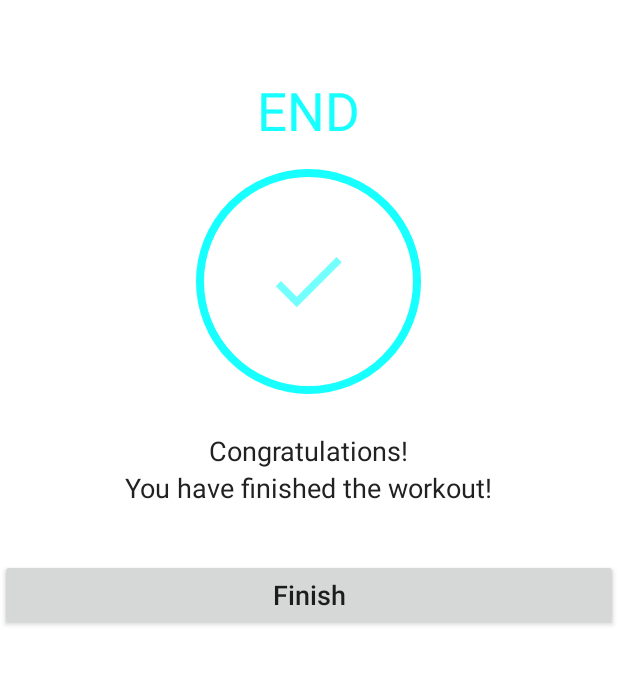
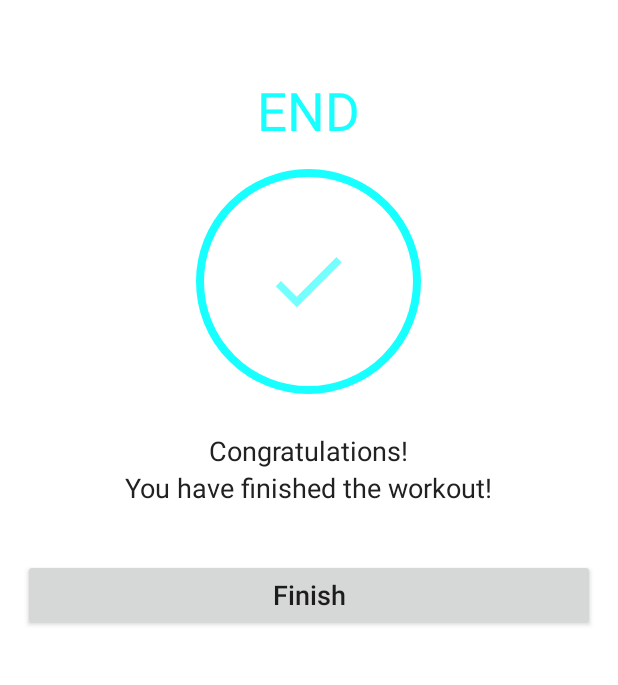
Before and after one commit to Lavdeep-Singh/7MinutesWorkout, an Android app: the FinishActivity screen opened directly, with no data from a screen before it, on a phone screen of 412 x 824 dp, the part 62-747 px from its top. Run offline under Robolectric (Android 15) with nearby library versions, the phone set to English and light mode, and no system bars.

Commit message:
Some layout changes

```diff
--- a/app/src/main/res/layout/activity_finish.xml
+++ b/app/src/main/res/layout/activity_finish.xml
@@ -60,6 +60,8 @@
         android:layout_height="wrap_content"
         android:layout_marginTop="35dp"
         android:text="Finish"
+        android:layout_marginEnd="15dp"
+        android:layout_marginStart="15dp"
         android:textAllCaps="false"
         android:textSize="18sp" />
 
```
